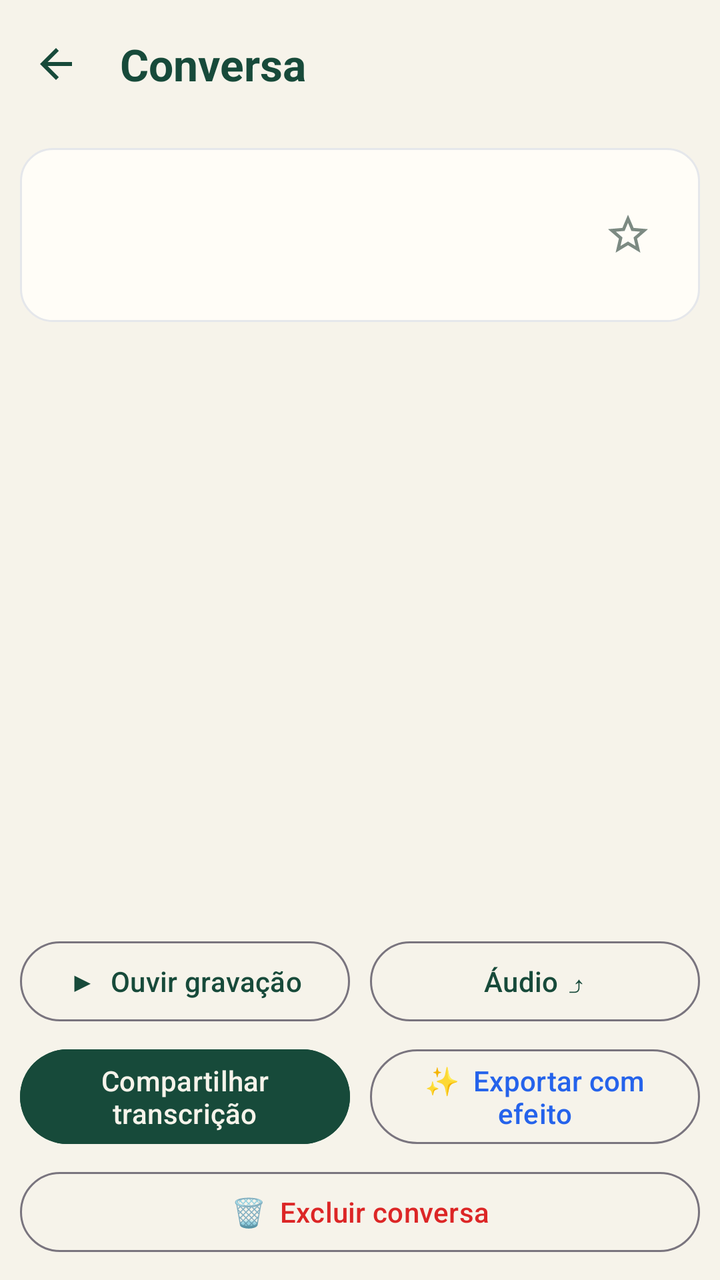
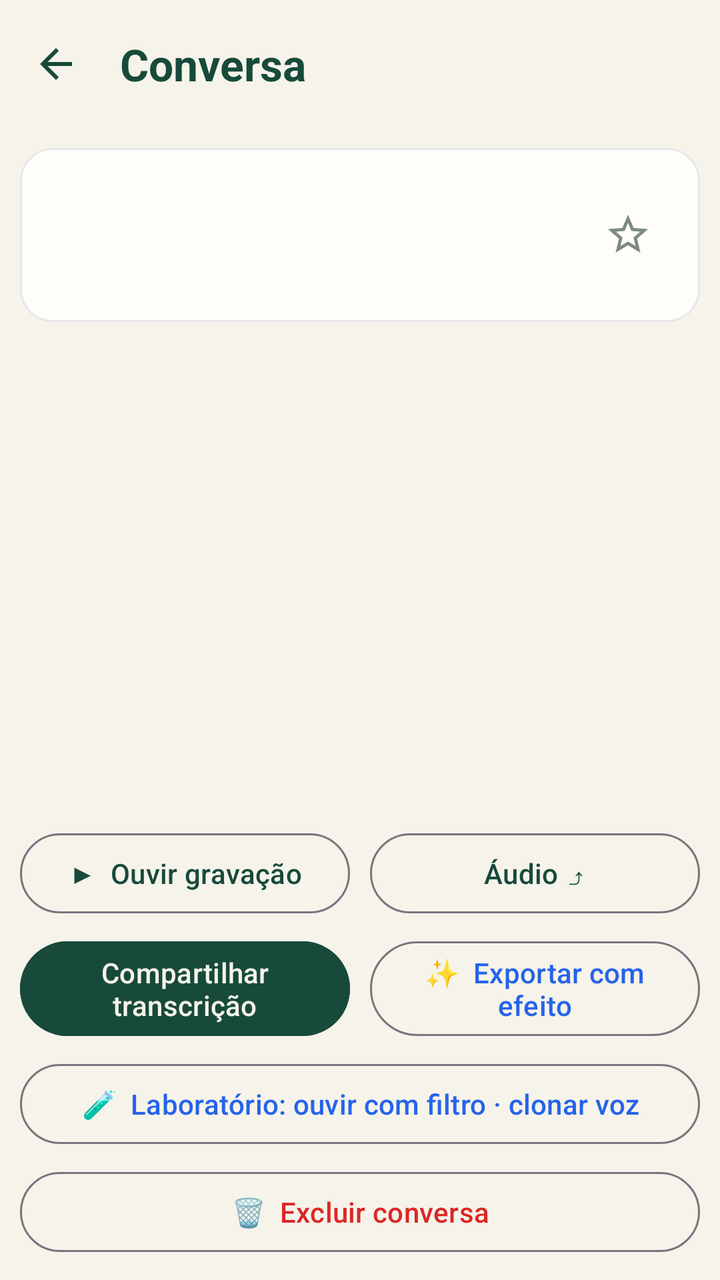

Compare the two renders of this Android layout. The source of the first and the diff that turns it into the second are given below.
<!-- AndroidManifest.xml: application theme AppTheme -->
<!-- res/layout/activity_call_detail.xml -->
<?xml version="1.0" encoding="utf-8"?>
<LinearLayout xmlns:android="http://schemas.android.com/apk/res/android"
    xmlns:app="http://schemas.android.com/apk/res-auto"
    android:layout_width="match_parent"
    android:layout_height="match_parent"
    android:orientation="vertical">

    <com.google.android.material.appbar.MaterialToolbar
        android:id="@+id/toolbar_detail"
        android:layout_width="match_parent"
        android:layout_height="?attr/actionBarSize"
        android:background="@color/cc_paper"
        android:navigationIcon="@drawable/ic_back"
        app:navigationIcon="@drawable/ic_back"
        app:navigationIconTint="@color/cc_green_deep"
        app:title="Conversa"
        app:titleTextColor="@color/cc_green_deep"
        app:titleTextAppearance="@style/AppTheme.Title" />

    <LinearLayout
        android:layout_width="match_parent"
        android:layout_height="wrap_content"
        android:layout_margin="10dp"
        android:background="@drawable/card_bg"
        android:gravity="center_vertical"
        android:orientation="horizontal"
        android:padding="12dp">

        <LinearLayout
            android:layout_width="0dp"
            android:layout_height="wrap_content"
            android:layout_weight="1"
            android:orientation="vertical">

            <TextView
                android:id="@+id/tv_name"
                android:layout_width="match_parent"
                android:layout_height="wrap_content"
                android:ellipsize="end"
                android:fontFamily="serif"
                android:maxLines="1"
                android:textColor="@color/cc_ink"
                android:textSize="20sp"
                android:textStyle="bold" />

            <TextView
                android:id="@+id/tv_number"
                android:layout_width="match_parent"
                android:layout_height="wrap_content"
                android:textColor="@color/cc_ink_soft"
                android:textSize="13sp" />

            <TextView
                android:id="@+id/tv_meta"
                android:layout_width="match_parent"
                android:layout_height="wrap_content"
                android:layout_marginTop="2dp"
                android:textColor="@color/cc_ink_faint"
                android:textSize="12sp" />

            <TextView
                android:id="@+id/tv_note"
                android:layout_width="match_parent"
                android:layout_height="wrap_content"
                android:layout_marginTop="4dp"
                android:textColor="@color/cc_amber"
                android:textSize="12sp"
                android:visibility="gone" />
        </LinearLayout>

        <ImageButton
            android:id="@+id/btn_fav"
            android:layout_width="48dp"
            android:layout_height="48dp"
            android:background="?attr/selectableItemBackgroundBorderless"
            android:contentDescription="Favorito"
            android:scaleType="center"
            android:src="@drawable/ic_star"
            android:tint="@color/cc_ink_faint" />
    </LinearLayout>

    <androidx.recyclerview.widget.RecyclerView
        android:id="@+id/recycler"
        android:layout_width="match_parent"
        android:layout_height="0dp"
        android:layout_weight="1"
        android:clipToPadding="false"
        android:paddingTop="4dp"
        android:paddingBottom="8dp" />

    <LinearLayout
        android:layout_width="match_parent"
        android:layout_height="wrap_content"
        android:orientation="vertical"
        android:padding="10dp">

        <LinearLayout
            android:layout_width="match_parent"
            android:layout_height="wrap_content"
            android:orientation="horizontal">

            <com.google.android.material.button.MaterialButton
                android:id="@+id/btn_play"
                style="@style/Widget.Material3.Button.OutlinedButton"
                android:layout_width="0dp"
                android:layout_height="wrap_content"
                android:layout_marginEnd="5dp"
                android:layout_weight="1"
                android:text="▶  Ouvir gravação"
                android:textColor="@color/cc_green_deep" />

            <com.google.android.material.button.MaterialButton
                android:id="@+id/btn_share_audio"
                style="@style/Widget.Material3.Button.OutlinedButton"
                android:layout_width="0dp"
                android:layout_height="wrap_content"
                android:layout_marginStart="5dp"
                android:layout_weight="1"
                android:text="Áudio ⤴"
                android:textColor="@color/cc_green_deep" />
        </LinearLayout>

        <LinearLayout
            android:layout_width="match_parent"
            android:layout_height="wrap_content"
            android:layout_marginTop="6dp"
            android:orientation="horizontal">

            <com.google.android.material.button.MaterialButton
                android:id="@+id/btn_share_text"
                style="@style/Widget.Material3.Button"
                android:layout_width="0dp"
                android:layout_height="wrap_content"
                android:layout_marginEnd="5dp"
                android:layout_weight="1"
                android:backgroundTint="@color/cc_green_deep"
                android:text="Compartilhar transcrição"
                android:textColor="@color/cc_paper" />

            <com.google.android.material.button.MaterialButton
                android:id="@+id/btn_fx"
                style="@style/Widget.Material3.Button.OutlinedButton"
                android:layout_width="0dp"
                android:layout_height="wrap_content"
                android:layout_marginStart="5dp"
                android:layout_weight="1"
                android:text="✨  Exportar com efeito"
                android:textColor="@color/cc_blue" />
        </LinearLayout>

        <com.google.android.material.button.MaterialButton
            android:id="@+id/btn_delete"
            style="@style/Widget.Material3.Button.OutlinedButton"
            android:layout_width="match_parent"
            android:layout_height="wrap_content"
            android:layout_marginTop="6dp"
            android:text="🗑  Excluir conversa"
            android:textColor="@color/cc_red" />
    </LinearLayout>
</LinearLayout>
<!-- resources referenced by this layout -->
<resources>
  <color name="cc_amber">#CA8A04</color>
  <color name="cc_blue">#2563EB</color>
  <color name="cc_green_deep">#174A3A</color>
  <color name="cc_ink">#222222</color>
  <color name="cc_ink_faint">#7C8A82</color>
  <color name="cc_ink_soft">#666666</color>
  <color name="cc_paper">#F6F3EA</color>
  <color name="cc_red">#DC2626</color>
  <!-- drawable card_bg (drawable) -->
  <?xml version="1.0" encoding="utf-8"?>
  <shape xmlns:android="http://schemas.android.com/apk/res/android" android:shape="rectangle">
      <solid android:color="@color/cc_paper_card" />
      <stroke android:width="1dp" android:color="@color/cc_line" />
      <corners android:radius="16dp" />
  </shape>
  <!-- drawable ic_back (drawable) -->
  ﻿<vector xmlns:android="http://schemas.android.com/apk/res/android"
      android:width="24dp" android:height="24dp"
      android:viewportWidth="24" android:viewportHeight="24">
      <path android:fillColor="#000000"
          android:pathData="M20,11H7.83l5.59,-5.59L12,4l-8,8 8,8 1.41,-1.41L7.83,13H20v-2z"/>
  </vector>
  <!-- drawable ic_star (drawable) -->
  ﻿<vector xmlns:android="http://schemas.android.com/apk/res/android"
      android:width="24dp" android:height="24dp"
      android:viewportWidth="24" android:viewportHeight="24">
      <path android:fillColor="#000000"
          android:pathData="M22,9.24l-7.19,-0.62L12,2 9.19,8.63 2,9.24l5.46,4.73L5.82,21 12,17.27 18.18,21l-1.63,-7.03L22,9.24zM12,15.4l-3.76,2.27 1,-4.28 -3.32,-2.88 4.38,-0.38L12,6.1l1.71,4.04 4.38,0.38 -3.32,2.88 1,4.28L12,15.4z"/>
  </vector>
  <style name="AppTheme.Title" parent="TextAppearance.Material3.TitleLarge">
          <item name="android:fontFamily">serif</item>
          <item name="android:textColor">@color/cc_green_deep</item>
          <item name="android:textStyle">bold</item>
      </style>
  <style name="AppTheme" parent="Theme.Material3.DayNight.NoActionBar">
          <item name="colorPrimary">@color/cc_green_deep</item>
          <item name="colorOnPrimary">@color/cc_paper</item>
          <item name="colorSecondary">@color/cc_green</item>
          <item name="colorOnSecondary">@color/cc_paper</item>
          <item name="colorError">@color/cc_red</item>
          <item name="android:colorBackground">@color/cc_paper</item>
          <item name="colorSurface">@color/cc_paper_card</item>
          <item name="colorOnSurface">@color/cc_ink</item>
          <item name="colorSurfaceVariant">@color/cc_green_soft</item>
          <item name="colorOnSurfaceVariant">@color/cc_ink_soft</item>
          <item name="colorSecondaryContainer">@color/cc_green_deep</item>
          <item name="colorOnSecondaryContainer">@color/cc_paper</item>
          <item name="colorPrimaryContainer">@color/cc_green_soft</item>
          <item name="colorOnPrimaryContainer">@color/cc_green_deep</item>
          <item name="android:statusBarColor">@color/cc_paper</item>
          <item name="android:windowLightStatusBar">true</item>
          <item name="android:navigationBarColor">@color/cc_paper</item>
      </style>
  <color name="cc_paper_card">#FFFDF7</color>
  <color name="cc_line">#E5E7EB</color>
  <color name="cc_green">#1B7A43</color>
  <color name="cc_green_soft">#E3EFE9</color>
</resources>

<!-- the commit's change to res/layout/activity_call_detail.xml (unified diff, before → after) -->
@@ -149,6 +149,15 @@
         </LinearLayout>
 
         <com.google.android.material.button.MaterialButton
+            android:id="@+id/btn_lab"
+            style="@style/Widget.Material3.Button.OutlinedButton"
+            android:layout_width="match_parent"
+            android:layout_height="wrap_content"
+            android:layout_marginTop="6dp"
+            android:text="🧪  Laboratório: ouvir com filtro · clonar voz"
+            android:textColor="@color/cc_blue" />
+
+        <com.google.android.material.button.MaterialButton
             android:id="@+id/btn_delete"
             style="@style/Widget.Material3.Button.OutlinedButton"
             android:layout_width="match_parent"
